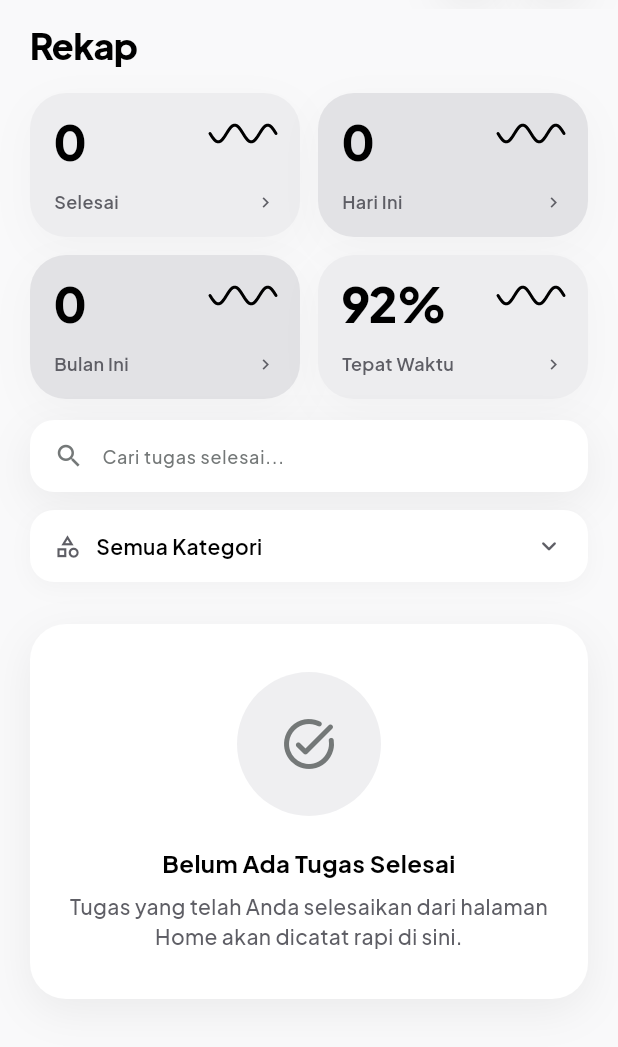
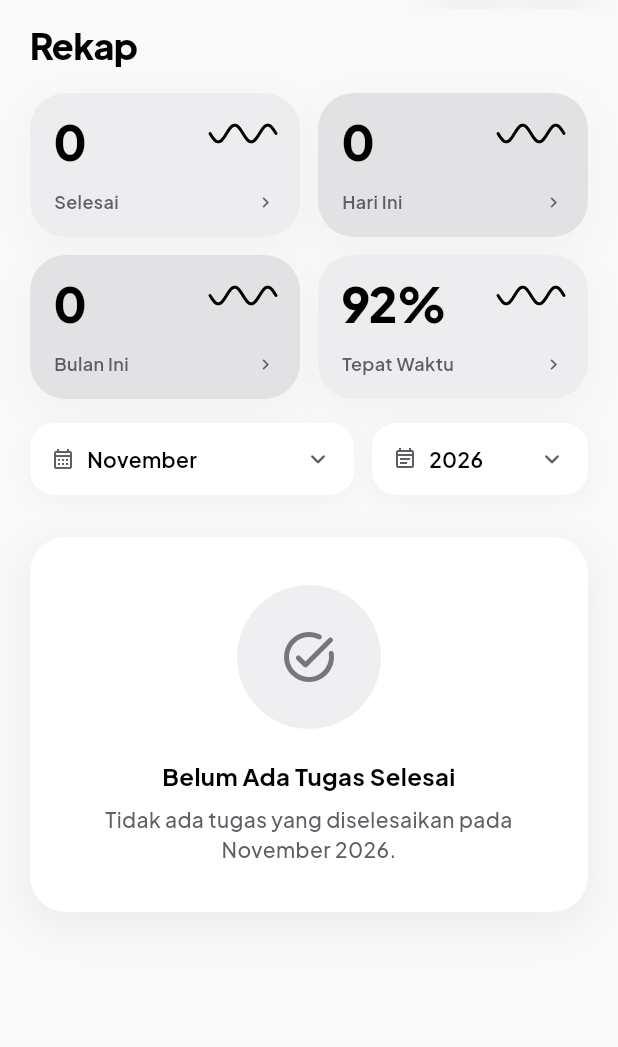
Before and after one commit to justin-rar/kelarin, a Flutter app: the CompletedTasksView screen opened directly, on a phone screen of 412 x 824 dp, the part 75-1122 px from its top. Run offline on Flutter 3.47's test engine with Material 3 defaults, Android fonts, the phone set to English and light mode, and no system bars; our stand-ins replace flutter_local_notifications, flutter_timezone, get, google_fonts, hive, hive_flutter and 3 more; accounts and stored records are empty.

Commit message:
feat: ubah filter halaman Rekap menjadi dropdown Bulan dan Tahun sesuai acuan

```diff
--- a/lib/app/modules/task/views/completed_tasks_view.dart
+++ b/lib/app/modules/task/views/completed_tasks_view.dart
@@ -5,7 +5,6 @@ import '../../../core/constants/app_dimens.dart';
 import '../../../core/constants/app_shadows.dart';
 import '../../../core/theme/app_typography.dart';
 import '../../../global_widgets/app_header.dart';
-import '../../../global_widgets/app_search_bar.dart';
 import '../../../global_widgets/confirmation_dialog.dart';
 import '../../../global_widgets/empty_state.dart';
 import '../../../global_widgets/page_title_row.dart';
@@ -18,23 +17,22 @@ import '../widgets/task_card.dart';
 class CompletedTasksView extends GetView<TaskController> {
   const CompletedTasksView({super.key});
 
-  static const List<String> _categories = [
-    'Semua',
-    'Kuliah',
-    'Pekerjaan',
-    'Pribadi',
-    'Lainnya',
+  static const List<String> _bulanNames = [
+    'Januari', 'Februari', 'Maret', 'April', 'Mei', 'Juni',
+    'Juli', 'Agustus', 'September', 'Oktober', 'November', 'Desember',
   ];
 
   @override
   Widget build(BuildContext context) {
+    final currentYear = DateTime.now().year;
+    final years = List.generate(5, (i) => currentYear - i);
+
     return Scaffold(
       backgroundColor: AppColors.background,
       body: SafeArea(
         bottom: false,
         child: Column(
           children: [
-            // Fixed AppHeader (56px, blur + background/90)
             AppHeader(
               onAiTap: () => TanyaAiBottomSheet.show(context),
             ),
@@ -47,16 +45,15 @@ class CompletedTasksView extends GetView<TaskController> {
                 child: ListView(
                   padding: const EdgeInsets.only(bottom: 120),
                   children: [
-                    // 1. Page Title Row: Rekap (filter di atas dihapus)
+                    // 1. Page Title
                     const PageTitleRow(title: 'Rekap'),
                     const SizedBox(height: 16),
 
-                    // 2. StatGrid: Rekap (2x2 Checkerboard, 96px high, sine-wave & chevron)
+                    // 2. StatGrid 2x2
                     Padding(
                       padding: const EdgeInsets.symmetric(horizontal: AppDimens.margin),
                       child: Obx(() => Column(
                             children: [
-                              // Top Row: Selesai (Light) & Hari Ini (Dark)
                               Row(
                                 children: [
                                   Expanded(
@@ -79,7 +76,6 @@ class CompletedTasksView extends GetView<TaskController> {
                                 ],
                               ),
                               const SizedBox(height: AppDimens.gutter),
-                              // Bottom Row: Bulan Ini (Dark) & Tepat Waktu (Light)
                               Row(
                                 children: [
                                   Expanded(
@@ -104,119 +100,55 @@ class CompletedTasksView extends GetView<TaskController> {
                             ],
                           )),
                     ),
-                    const SizedBox(height: 14),
+                    const SizedBox(height: 16),
 
-                    // 3. Search Bar (48px, surface, 16px radius, standard shadow)
+                    // 3. Filter Bulan & Tahun
                     Padding(
                       padding: const EdgeInsets.symmetric(horizontal: AppDimens.margin),
-                      child: AppSearchBar(
-                        placeholder: 'Cari tugas selesai...',
-                        onChanged: (val) => controller.completedSearchQuery.value = val,
-                        onClear: () => controller.completedSearchQuery.value = '',
-                      ),
-                    ),
-                    const SizedBox(height: 12),
-
-                    // 4. Dropdown Filter Kategori (menggantikan PillTabs, sama seperti Home)
-                    Padding(
-                      padding: const EdgeInsets.symmetric(horizontal: AppDimens.margin),
-                      child: Theme(
-                        data: Theme.of(context).copyWith(
-                          splashColor: Colors.transparent,
-                          highlightColor: Colors.transparent,
-                        ),
-                        child: Obx(
-                          () => PopupMenuButton<String>(
-                            position: PopupMenuPosition.under,
-                            offset: const Offset(0, 6),
-                            color: AppColors.surface,
-                            elevation: 4,
-                            shape: RoundedRectangleBorder(
-                              borderRadius: BorderRadius.circular(AppDimens.radiusCard),
-                              side: BorderSide(
-                                color: AppColors.divider.withValues(alpha: 0.6),
-                                width: 1,
+                      child: Obx(() => Row(
+                            children: [
+                              // Dropdown Bulan
+                              Expanded(
+                                flex: 3,
+                                child: _buildDropdown<int>(
+                                  context: context,
+                                  icon: Icons.calendar_month_outlined,
+                                  label: _bulanNames[controller.completedFilterMonth.value - 1],
+                                  items: List.generate(12, (i) => i + 1),
+                                  selectedValue: controller.completedFilterMonth.value,
+                                  itemLabel: (m) => _bulanNames[m - 1],
+                                  onSelected: (m) => controller.completedFilterMonth.value = m,
+                                ),
                               ),
-                            ),
-                            onSelected: (cat) => controller.completedCategory.value = cat,
-                            itemBuilder: (context) => _categories.map((cat) {
-                              final isSelected = cat == controller.completedCategory.value;
-                              return PopupMenuItem<String>(
-                                value: cat,
-                                height: 44,
-                                child: Row(
-                                  mainAxisAlignment: MainAxisAlignment.spaceBetween,
-                                  children: [
-                                    Text(
-                                      cat,
-                                      style: AppTypography.bodyDefault.copyWith(
-                                        color: isSelected
-                                            ? AppColors.primary
-                                            : AppColors.onSurface,
-                                        fontWeight: isSelected
-                                            ? FontWeight.w700
-                                            : FontWeight.w500,
-                                      ),
-                                    ),
-                                    if (isSelected)
-                                      const Icon(
-                                        Icons.check_rounded,
-                                        size: 18,
-                                        color: AppColors.primary,
-                                      ),
-                                  ],
+                              const SizedBox(width: AppDimens.gutter),
+                              // Dropdown Tahun
+                              Expanded(
+                                flex: 2,
+                                child: _buildDropdown<int>(
+                                  context: context,
+                                  icon: Icons.event_note_outlined,
+                                  label: controller.completedFilterYear.value.toString(),
+                                  items: years,
+                                  selectedValue: controller.completedFilterYear.value,
+                                  itemLabel: (y) => y.toString(),
+                                  onSelected: (y) => controller.completedFilterYear.value = y,
                                 ),
-                              );
-                            }).toList(),
-                            child: Container(
-                              height: 48,
-                              padding: const EdgeInsets.symmetric(horizontal: 16),
-                              decoration: BoxDecoration(
-                                color: AppColors.surface,
-                                borderRadius: BorderRadius.circular(AppDimens.radius2Xl),
-                                boxShadow: const [AppShadows.field],
                               ),
-                              child: Row(
-                                mainAxisAlignment: MainAxisAlignment.spaceBetween,
-                                children: [
-                                  Row(
-                                    children: [
-                                      const Icon(
-                                        Icons.category_outlined,
-                                        size: 18,
-                                        color: AppColors.secondary,
-                                      ),
-                                      const SizedBox(width: 10),
-                                      Text(
-                                        controller.completedCategory.value == 'Semua'
-                                            ? 'Semua Kategori'
-                                            : controller.completedCategory.value,
-                                        style: AppTypography.bodyDefault.copyWith(
-                                          fontWeight: FontWeight.w600,
-                                          color: AppColors.primary,
-                                        ),
-                                      ),
-                                    ],
-                                  ),
-                                  const Icon(
-                                    Icons.keyboard_arrow_down_rounded,
-                                    size: 20,
-                                    color: AppColors.secondary,
-                                  ),
-                                ],
-                              ),
-                            ),
-                          ),
-                        ),
-                      ),
+                            ],
+                          )),
                     ),
                     const SizedBox(height: 20),
 
-                    // 5. Grouped Completed Tasks / Empty State
+                    // 4. Daftar Tugas Selesai / Empty State
                     Obx(() {
                       final todayTasks = controller.todayCompletedTasks;
                       final earlierTasks = controller.earlierCompletedTasks;
                       final isEmpty = todayTasks.isEmpty && earlierTasks.isEmpty;
+
+                      final bulanLabel =
+                          _bulanNames[controller.completedFilterMonth.value - 1];
+                      final tahunLabel =
+                          controller.completedFilterYear.value.toString();
 
                       if (isEmpty) {
                         return Padding(
@@ -224,21 +156,22 @@ class CompletedTasksView extends GetView<TaskController> {
                             horizontal: AppDimens.margin,
                             vertical: 8,
                           ),
-                          child: const EmptyStateCard(
+                          child: EmptyStateCard(
                             icon: Icons.task_alt_rounded,
                             title: 'Belum Ada Tugas Selesai',
                             subtitle:
-                                'Tugas yang telah Anda selesaikan dari halaman Home akan dicatat rapi di sini.',
+                                'Tidak ada tugas yang diselesaikan pada $bulanLabel $tahunLabel.',
                           ),
                         );
                       }
 
                       return Padding(
-                        padding: const EdgeInsets.symmetric(horizontal: AppDimens.margin),
+                        padding:
+                            const EdgeInsets.symmetric(horizontal: AppDimens.margin),
                         child: Column(
                           crossAxisAlignment: CrossAxisAlignment.start,
                           children: [
-                            // Section 1: Selesai Hari Ini
+                            // Section: Selesai Hari Ini
                             if (todayTasks.isNotEmpty) ...[
                               SectionLabel(
                                 label: 'SELESAI HARI INI',
@@ -252,10 +185,11 @@ class CompletedTasksView extends GetView<TaskController> {
                               const SizedBox(height: 16),
                             ],
 
-                            // Section 2: Kemarin / Lebih Awal
+                            // Section: Bulan terpilih
                             if (earlierTasks.isNotEmpty) ...[
                               SectionLabel(
-                                label: 'KEMARIN',
+                                label:
+                                    '${bulanLabel.toUpperCase()} $tahunLabel',
                                 rightText: '${earlierTasks.length} tugas',
                               ),
                               const SizedBox(height: 12),
@@ -264,12 +198,18 @@ class CompletedTasksView extends GetView<TaskController> {
                                     isCompletedVariant: true,
                                   )),
                             ],
-                            if (todayTasks.isNotEmpty || earlierTasks.isNotEmpty) ...[
+
+                            if (todayTasks.isNotEmpty ||
+                                earlierTasks.isNotEmpty) ...[
                               const SizedBox(height: 24),
                               Center(
                                 child: TextButton.icon(
-                                  onPressed: () => _confirmClearCompleted(context),
-                                  icon: const Icon(Icons.delete_sweep_outlined, size: 18, color: AppColors.secondary),
+                                  onPressed: () =>
+                                      _confirmClearCompleted(context),
+                                  icon: const Icon(
+                                      Icons.delete_sweep_outlined,
+                                      size: 18,
+                                      color: AppColors.secondary),
                                   label: Text(
                                     'Bersihkan Seluruh Riwayat',
                                     style: AppTypography.captionMeta.copyWith(
@@ -294,10 +234,97 @@ class CompletedTasksView extends GetView<TaskController> {
     );
   }
 
+  /// Dropdown pill generik — style sesuai design system
+  Widget _buildDropdown<T>({
+    required BuildContext context,
+    required IconData icon,
+    required String label,
+    required List<T> items,
+    required T selectedValue,
+    required String Function(T) itemLabel,
+    required void Function(T) onSelected,
+  }) {
+    return Theme(
+      data: Theme.of(context).copyWith(
+        splashColor: Colors.transparent,
+        highlightColor: Colors.transparent,
+      ),
+      child: PopupMenuButton<T>(
+        position: PopupMenuPosition.under,
+        offset: const Offset(0, 6),
+        color: AppColors.surface,
+        elevation: 4,
+        shape: RoundedRectangleBorder(
+          borderRadius: BorderRadius.circular(AppDimens.radiusCard),
+          side: BorderSide(
+            color: AppColors.divider.withValues(alpha: 0.6),
+            width: 1,
+          ),
+        ),
+        onSelected: onSelected,
+        itemBuilder: (context) => items.map((item) {
+          final isSelected = item == selectedValue;
+          return PopupMenuItem<T>(
+            value: item,
+            height: 44,
+            child: Row(
+              mainAxisAlignment: MainAxisAlignment.spaceBetween,
+              children: [
+                Text(
+                  itemLabel(item),
+                  style: AppTypography.bodyDefault.copyWith(
+                    color: isSelected
+                        ? AppColors.primary
+                        : AppColors.onSurface,
+                    fontWeight:
+                        isSelected ? FontWeight.w700 : FontWeight.w500,
+                  ),
+                ),
+                if (isSelected)
+                  const Icon(Icons.check_rounded,
+                      size: 18, color: AppColors.primary),
+              ],
+            ),
+          );
+        }).toList(),
+        child: Container(
+          height: 48,
+          padding: const EdgeInsets.symmetric(horizontal: 14),
+          decoration: BoxDecoration(
+            color: AppColors.surface,
+            borderRadius: BorderRadius.circular(AppDimens.radius2Xl),
+            boxShadow: const [AppShadows.field],
+          ),
+          child: Row(
+            mainAxisAlignment: MainAxisAlignment.spaceBetween,
+            children: [
+              Row(
+                children: [
+                  Icon(icon, size: 16, color: AppColors.secondary),
+                  const SizedBox(width: 8),
+                  Text(
+                    label,
+                    style: AppTypography.bodyDefault.copyWith(
+                      fontWeight: FontWeight.w600,
+                      color: AppColors.primary,
+                    ),
+                  ),
+                ],
+              ),
+              const Icon(Icons.keyboard_arrow_down_rounded,
+                  size: 20, color: AppColors.secondary),
+            ],
+          ),
+        ),
+      ),
+    );
+  }
+
   void _confirmClearCompleted(BuildContext context) {
     ConfirmationDialog.show(
       title: 'Bersihkan Riwayat?',
-      message: 'Apakah Anda yakin ingin menghapus seluruh riwayat tugas yang telah selesai?',
+      message:
+          'Apakah Anda yakin ingin menghapus seluruh riwayat tugas yang telah selesai?',
       icon: Icons.cleaning_services_rounded,
       confirmText: 'Hapus Semua',
       cancelText: 'Batal',
```
Also changed, not shown: lib/app/modules/task/task_controller.dart (+13 -20 lines).
